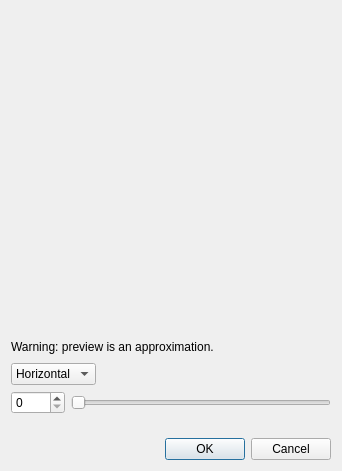
Old version of the form src/dialogs/seamcarvingdialog.ui in the repository classicimageviewer/ClassicImageViewer.
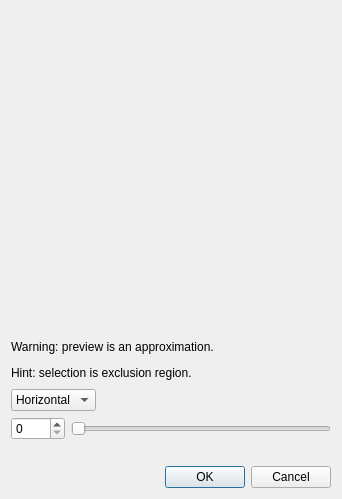
New version of the form.

Commit message: Seam carving: exclusion option

Patch:
```diff
--- a/src/dialogs/seamcarvingdialog.ui
+++ b/src/dialogs/seamcarvingdialog.ui
@@ -10,7 +10,7 @@
     <x>0</x>
     <y>0</y>
     <width>342</width>
-    <height>471</height>
+    <height>499</height>
    </rect>
   </property>
   <property name="windowTitle">
@@ -66,6 +66,30 @@
        </item>
       </layout>
      </item>
+     <item>
+      <layout class="QHBoxLayout" name="horizontalLayout_5">
+       <item>
+        <widget class="QLabel" name="label_2">
+         <property name="text">
+          <string>Hint: selection is exclusion region.</string>
+         </property>
+        </widget>
+       </item>
+       <item>
+        <spacer name="horizontalSpacer_3">
+         <property name="orientation">
+          <enum>Qt::Horizontal</enum>
+         </property>
+         <property name="sizeHint" stdset="0">
+          <size>
+           <width>40</width>
+           <height>20</height>
+          </size>
+         </property>
+        </spacer>
+       </item>
+      </layout>
+     </item>
      <item>
       <layout class="QHBoxLayout" name="horizontalLayout_2">
        <item>
```
The commit also changes 7 other files.
